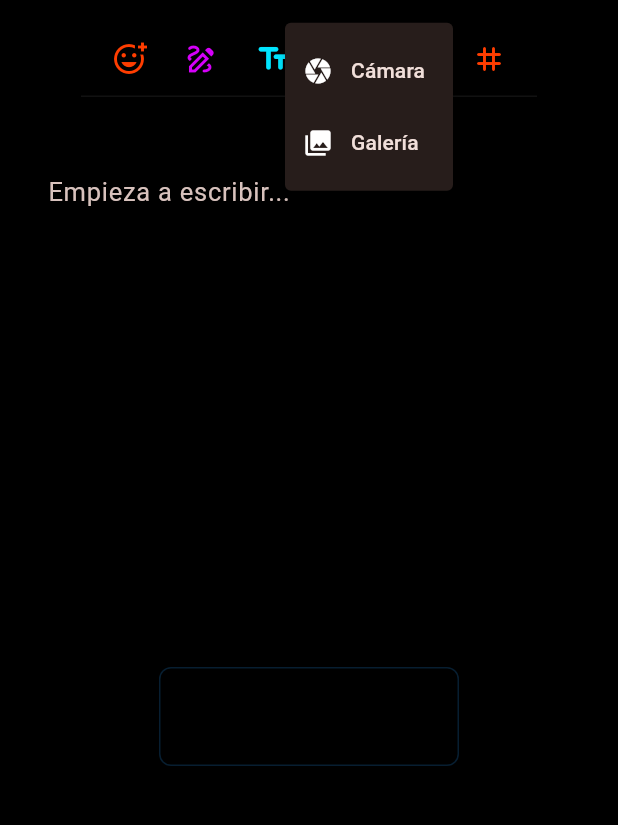
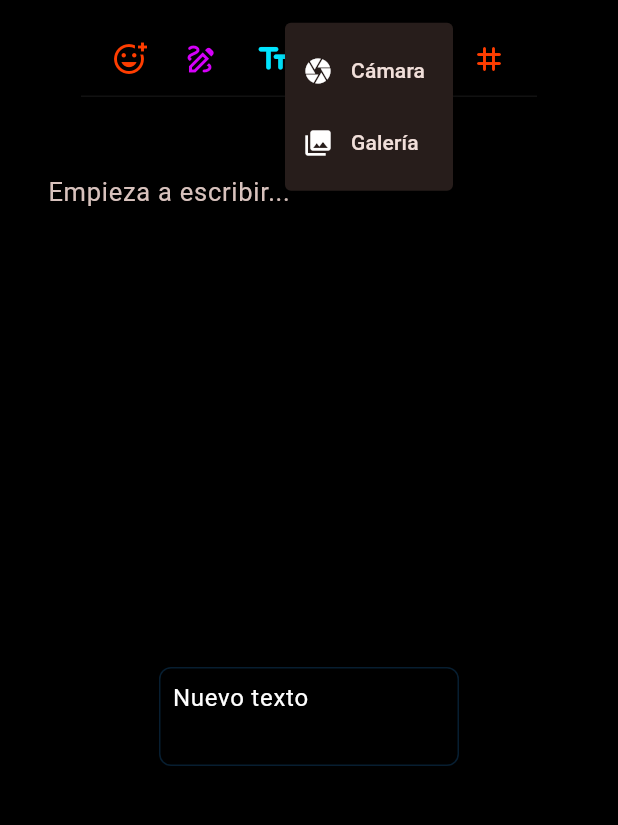
Before and after one commit to p3p3p3k4z/Agendario, a Flutter app: the EditorNotaScreen screen opened directly, after a tap on the "text fields" icon, after a tap on the "camera alt" icon, on a phone screen of 412 x 824 dp, the part 62-887 px from its top. Run offline on Flutter 3.47's test engine with Material 3 defaults, Android fonts, the phone set to English and light mode, and no system bars; our stand-ins replace fl_chart, flutter_markdown, image_picker, isar, just_audio, pdf and 4 more; missing offline and left inert: gal, record; accounts and stored records are empty; generated files the repository leaves out were written again.

Commit message:
fix: text_box

```diff
--- a/lib/models/entities/text_box_data.dart
+++ b/lib/models/entities/text_box_data.dart
@@ -27,6 +27,6 @@ class TextBoxData {
     this.scale = 1.0,
     this.rotation = 0.0,
     this.fontSize = 16.0,
-    this.colorValue = 0xFF000000,
+    this.colorValue,
   });
 }
--- a/lib/providers/theme_provider.dart
+++ b/lib/providers/theme_provider.dart
@@ -5,9 +5,11 @@ import '../config/app_colors.dart';
 
 extension ThemeContextExtension on BuildContext {
   // Atajo magico: context.theme.bg0 en cualquier lugar de la app
-  // Usamos listen: false para permitir su uso en event handlers (onPressed, etc)
-  // sin disparar excepciones de Provider.
-  AppColors get theme => Provider.of<ThemeProvider>(this, listen: false).colors;
+  // Este getter ESCUCHA cambios (ideal para build)
+  AppColors get theme => Provider.of<ThemeProvider>(this).colors;
+
+  // Atajo para lectura puntual sin suscripcion (ideal para event handlers)
+  AppColors get readTheme => Provider.of<ThemeProvider>(this, listen: false).colors;
 }
 
 class ThemeProvider extends ChangeNotifier {
--- a/lib/widgets/text_box_item.dart
+++ b/lib/widgets/text_box_item.dart
@@ -1,5 +1,6 @@
 import 'package:flutter/material.dart';
 import '../models/entities/text_box_data.dart';
+import '../providers/theme_provider.dart';
 
 // cuadro de texto flotante y arrastrable en el canvas del editor
 // similar a StickerItem pero con contenido editable
@@ -57,7 +58,13 @@ class TextBoxItem extends StatelessWidget {
                   style: TextStyle(
                     fontSize: data.fontSize ?? 16,
                     // reconstruye el Color a partir del int almacenado en isar
-                    color: Color(data.colorValue ?? 0xFF000000),
+                    // Si no tiene color (null) o es el negro por defecto (0xFF000000),
+                    // usa el del tema actual (fg0) para garantizar legibilidad.
+                    color: Color(
+                      (data.colorValue == null || data.colorValue == 0xFF000000)
+                          ? context.theme.fg0.toARGB32()
+                          : data.colorValue!,
+                    ),
                   ),
                   decoration: const InputDecoration.collapsed(
                     hintText: 'Escribe...',
```
